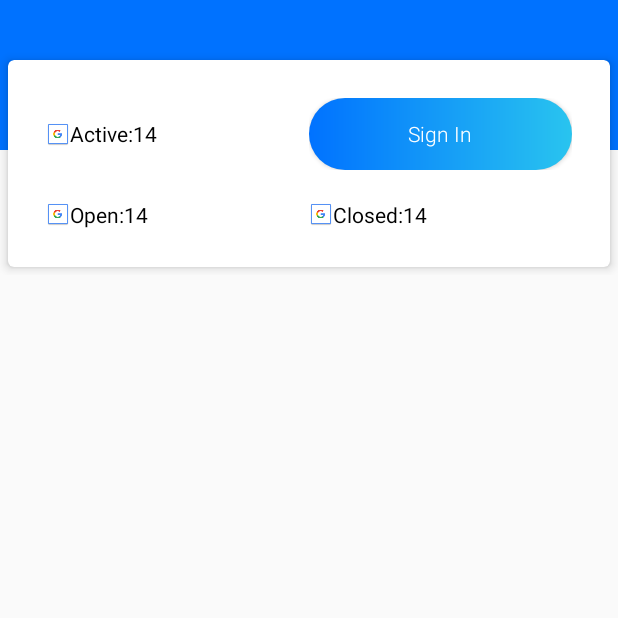
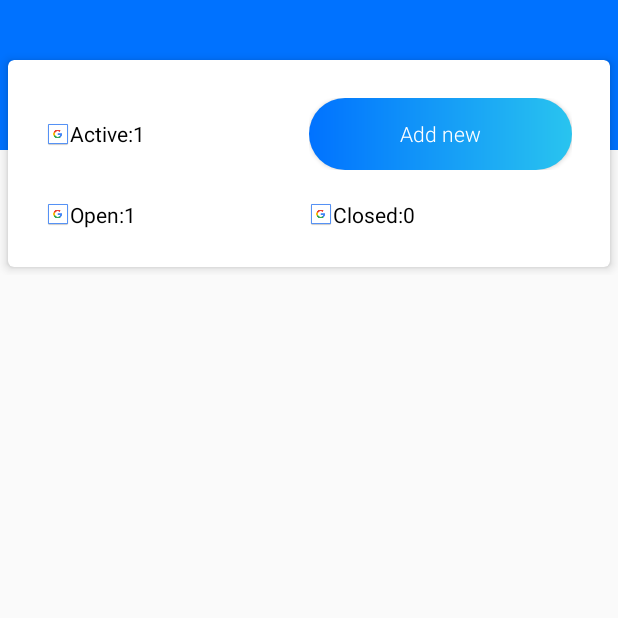
Before and after one commit to abduakhatov/line_up, an Android app: the fragment HomeFragment shown on its own in the app's theme, on a phone screen of 412 x 824 dp, the top half of it. Run offline under Robolectric (Android 15) with nearby library versions, the phone set to English and light mode, and no system bars; our stand-ins replace ButterKnife, Dagger/Hilt's generated code, Firebase (no records; nobody signed in at launch, a user with empty details on screens opened directly), RxJava; libraries missing offline, so code that uses them is left out: co.revely.gradient; 4 statements that could not run were skipped.

Commit message:
Register for queue

```diff
--- a/app/src/main/java/uz/wiut/lineup/lineup/ui/bookmarks/adapter/HistoryFragmentAdapter.kt
+++ b/app/src/main/java/uz/wiut/lineup/lineup/ui/bookmarks/adapter/HistoryFragmentAdapter.kt
@@ -1,5 +1,6 @@
 package uz.wiut.lineup.lineup.ui.bookmarks.adapter
 
+import android.app.Activity
 import android.content.Context
 import android.support.v7.widget.RecyclerView
 import android.view.LayoutInflater
@@ -9,6 +10,7 @@ import uz.wiut.lineup.lineup.R
 import uz.wiut.lineup.lineup.model.History
 import uz.wiut.lineup.lineup.model.Organization
 import uz.wiut.lineup.lineup.ui.common.holder.BaseViewHolder
+import uz.wiut.lineup.lineup.ui.organizationDetails.OrganizationDetailsActivity
 import uz.wiut.lineup.lineup.utils.Constants
 
 /**
--- a/app/src/main/java/uz/wiut/lineup/lineup/ui/home/HomeFragment.kt
+++ b/app/src/main/java/uz/wiut/lineup/lineup/ui/home/HomeFragment.kt
@@ -1,7 +1,6 @@
 package uz.wiut.lineup.lineup.ui.home
 
 
-import android.content.Intent
 import android.os.Bundle
 import android.support.v7.widget.LinearLayoutManager
 import android.support.v7.widget.RecyclerView
@@ -88,6 +87,27 @@ class HomeFragment : BaseFragment(), HomeFragmentView {
     }
 
     private fun setUpRecyclerAdapter() {
+        val organization = Organization()
+        organization.locationTitle = "Tashkent"
+        organization.oId = "tasb1"
+        organization.address = "Yunusobod 3"
+        organization.categoryTitle = "bnk"
+        organization.isOpen = 1
+        organization.name = "Ipak yo'li"
+        organization.website = "ipakyuli.uz"
+
+        val registeredOrganization = RegisteredOrganization()
+        registeredOrganization.oId = "tasb1"
+        registeredOrganization.peopleWaiting = 3
+        registeredOrganization.averageWaitingTime = 5
+        registeredOrganization.category = "bnk"
+        registeredOrganization.queueId = "dqId1"
+        registeredOrganization.timestamp = 1524537859314
+        registeredOrganization.location = "Tashkent"
+
+        organizationsList.add(organization)
+        queueList.add(registeredOrganization)
+
         adapter = ActiveListAdapter(this.context!!, organizationsList, queueList)
         val llManager = LinearLayoutManager(this.context)
         rvActiveQueueList.layoutManager = llManager
--- a/app/src/main/java/uz/wiut/lineup/lineup/ui/sign_up_in/mvp/SignUp/SignUpFragmentPresenterImpl.kt
+++ b/app/src/main/java/uz/wiut/lineup/lineup/ui/sign_up_in/mvp/SignUp/SignUpFragmentPresenterImpl.kt
@@ -126,6 +126,7 @@ class SignUpFragmentPresenterImpl : SignUpFragmentPresenter, PhoneAuthProvider.O
                         authFailed = false
                         view.log("signInWithCredential:success")
                         view.log("firebase User2 ${user}")
+                        view.startActivity(HomeActivity())
                     } else {
                         authFailed = true
                         view.log("signInWithCredential:failure ${task.getException()}")
--- a/app/src/main/res/layout/fragment_home.xml
+++ b/app/src/main/res/layout/fragment_home.xml
@@ -66,7 +66,7 @@
                         <TextView
                             android:layout_width="match_parent"
                             android:layout_height="wrap_content"
-                            android:text="14" />
+                            android:text="1" />
                     </LinearLayout>
 
                     <LinearLayout
@@ -82,7 +82,7 @@
                             android:background="@drawable/circle_button"
                             android:fontFamily="sans-serif-light"
                             android:inputType="textCapSentences"
-                            android:text="Sign In"
+                            android:text="Add new"
                             android:textColor="@color/white"
                             android:textSize="14sp"
                             android:visibility="visible" />
@@ -116,7 +116,7 @@
                         <TextView
                             android:layout_width="match_parent"
                             android:layout_height="wrap_content"
-                            android:text="14" />
+                            android:text="1" />
                     </LinearLayout>
 
                     <LinearLayout
@@ -139,7 +139,7 @@
                         <TextView
                             android:layout_width="match_parent"
                             android:layout_height="wrap_content"
-                            android:text="14" />
+                            android:text="0" />
                     </LinearLayout>
 
                 </LinearLayout>
--- a/app/src/main/res/layout/item_home_list.xml
+++ b/app/src/main/res/layout/item_home_list.xml
@@ -102,7 +102,7 @@
                 android:layout_weight="1"
                 android:fontFamily="sans-serif-light"
                 android:gravity="right"
-                android:text="N/A"
+                android:text="13"
                 android:textColor="@color/grad_blue_light"
                 android:textSize="22sp" />
         </LinearLayout>
```
Also changed, not shown: app/src/main/java/uz/wiut/lineup/lineup/ui/home/adapter/ActiveListAdapter.kt (+7 -0 lines), app/src/main/java/uz/wiut/lineup/lineup/ui/organizationDetails/OrganizationDetailsActivity.kt (+9 -0 lines), app/src/main/java/uz/wiut/lineup/lineup/ui/organizationDetails/fragments/OrganizationDetailsFragment.kt (+11 -0 lines).
